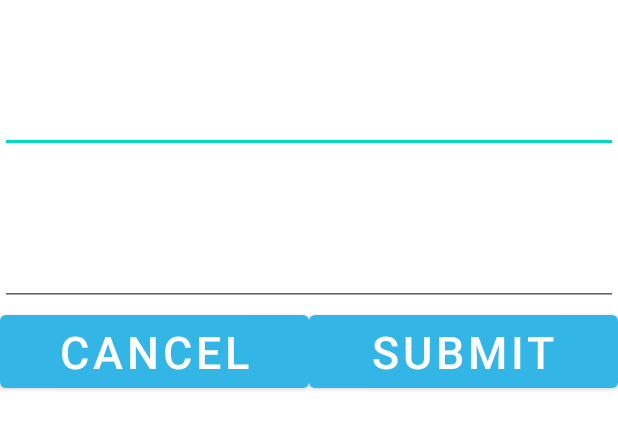
After one commit to docAlexxx/NotesHolder, an Android app: the layout datachange_view.xml on its own in the app's theme, with its tools: preview values and no code run, on a phone screen of 412 x 824 dp. The commit adds this screen. Shown: the top 429 px of the screen. Run offline under Robolectric (Android 15) with nearby library versions, the phone set to English and light mode, and no system bars.

Commit message:
added layout datachange_view

```diff
--- a/app/src/main/java/com/example/notesholder/EditFragment.java
+++ b/app/src/main/java/com/example/notesholder/EditFragment.java
@@ -1,10 +1,13 @@
 package com.example.notesholder;
 
+import android.app.Activity;
+import android.content.DialogInterface;
 import android.os.Bundle;
 
 import androidx.annotation.NonNull;
 import androidx.annotation.Nullable;
 import androidx.appcompat.app.ActionBar;
+import androidx.appcompat.app.AlertDialog;
 import androidx.appcompat.app.AppCompatActivity;
 import androidx.fragment.app.Fragment;
 import androidx.fragment.app.FragmentManager;
@@ -16,6 +19,9 @@ import android.view.ViewGroup;
 import android.widget.EditText;
 import android.widget.ImageView;
 import android.widget.TextView;
+import android.widget.Toast;
+
+import com.google.android.material.snackbar.Snackbar;
 
 /**
  * A simple {@link Fragment} subclass.
@@ -80,23 +86,31 @@ public class EditFragment extends Fragment {
             ImageView buttonBack = view.findViewById(R.id.back_button2);
             buttonBack.setOnClickListener(v -> {
                 requireActivity().getSupportFragmentManager().popBackStack();
-//                showDescription(notes);
             });
 
             ImageView buttonSafe = view.findViewById(R.id.save_button);
             buttonSafe.setOnClickListener(v -> {
-               //изменить содержание заметки
-                notes.description = editScreen.getText().toString();
+                dialogOnSafe();
+               // notes.description = editScreen.getText().toString();
                 requireActivity().getSupportFragmentManager().popBackStack();
-                //             showDescription(notes);
             });
         }
     }
-  //  private void showDescription(Notes notes) {
-  //      FragmentManager fragmentManager = requireActivity().getSupportFragmentManager();
-  //      FragmentTransaction transaction = fragmentManager.beginTransaction();
-  //      transaction.replace(R.id.fragment_container, descriptionFragment.newInstance(notes))
-  //              .addToBackStack("")
-  //              .commit();
-  //  }
+
+    private void dialogOnSafe() {
+        new AlertDialog.Builder(requireActivity())
+                .setTitle("The note is changed")
+                .setMessage("Do you want to change note's name or date?")
+                .setCancelable(false)
+                .setPositiveButton("Yes", new DialogInterface.OnClickListener() {
+                    @Override
+                    public void onClick(DialogInterface dialogInterface, int i) {
+
+                    }
+                })
+                .setNegativeButton("No", null)
+                .show();
+    }
+
+
 }
--- /dev/null
+++ b/app/src/main/res/layout/datachange_view.xml
@@ -0,0 +1,59 @@
+<?xml version="1.0" encoding="utf-8"?>
+<LinearLayout xmlns:android="http://schemas.android.com/apk/res/android"
+    android:layout_width="match_parent"
+    android:layout_height="match_parent"
+    android:orientation="vertical">
+
+    <TextView
+        android:id="@+id/text_view_name_change"
+        android:layout_width="match_parent"
+        android:layout_height="wrap_content"
+        android:textSize="@dimen/text_size"
+        android:textStyle="bold" />
+
+    <EditText
+        android:id="@+id/edit_text_name"
+        android:layout_width="match_parent"
+        android:layout_height="wrap_content"
+        android:gravity="center_horizontal"
+        android:textSize="@dimen/text_size" />
+
+    <TextView
+        android:id="@+id/text_view_date_change"
+        android:layout_width="match_parent"
+        android:layout_height="wrap_content"
+        android:textSize="@dimen/text_size"
+        android:textStyle="bold" />
+
+    <EditText
+        android:id="@+id/edit_text_date"
+        android:layout_width="match_parent"
+        android:layout_height="wrap_content"
+        android:gravity="center_horizontal"
+        android:textSize="@dimen/text_size" />
+
+    <LinearLayout
+        android:layout_width="match_parent"
+        android:layout_height="wrap_content"
+        android:orientation="horizontal">
+
+        <Button
+            android:id="@+id/button_cancel"
+            android:layout_width="0dp"
+            android:layout_height="wrap_content"
+            android:layout_weight="1"
+            android:gravity="center_horizontal"
+            android:text="@string/cancel_button"
+            android:textSize="@dimen/text_size"/>
+
+        <Button
+            android:id="@+id/button_submit"
+            android:layout_height="wrap_content"
+            android:layout_width="0dp"
+            android:layout_weight="1"
+            android:gravity="center_horizontal"
+            android:text="@string/submit_button"
+            android:textSize="@dimen/text_size"/>
+    </LinearLayout>
+
+</LinearLayout>
--- a/app/src/main/res/values/strings.xml
+++ b/app/src/main/res/values/strings.xml
@@ -11,4 +11,6 @@
     <string name="instructions">Instructions</string>
     <string name="for_editing">is for editing selected note</string>
     <string name="for_safe">is for safe changes in the note</string>
+    <string name="cancel_button">Cancel</string>
+    <string name="submit_button">Submit</string>
 </resources>
```
